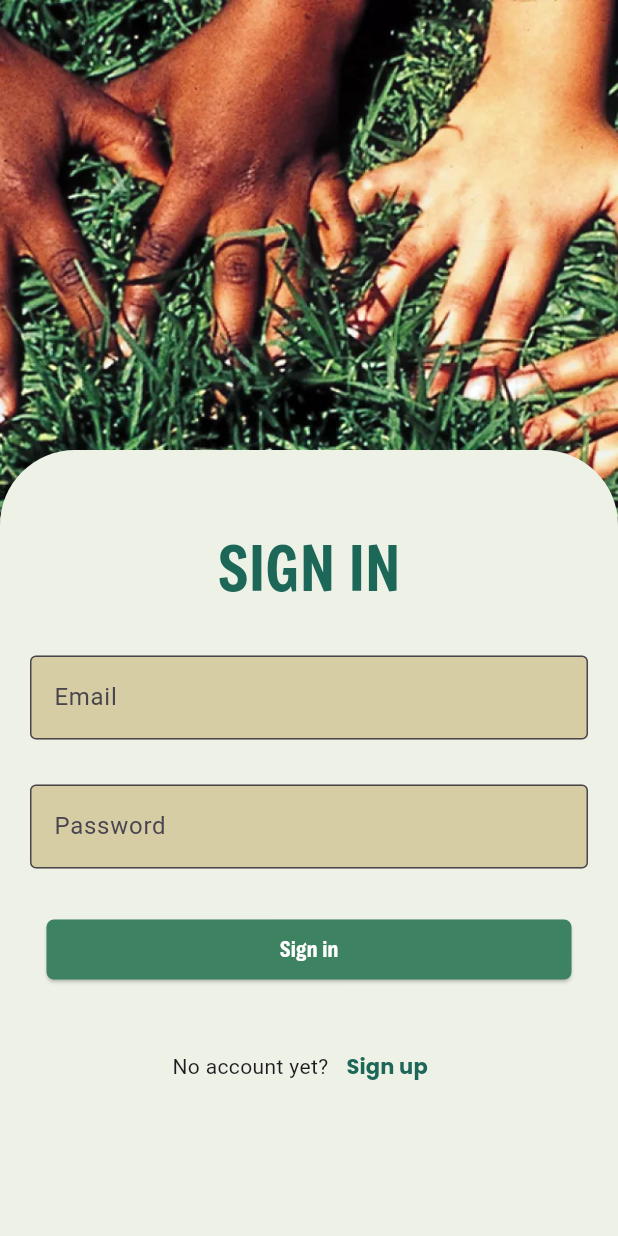
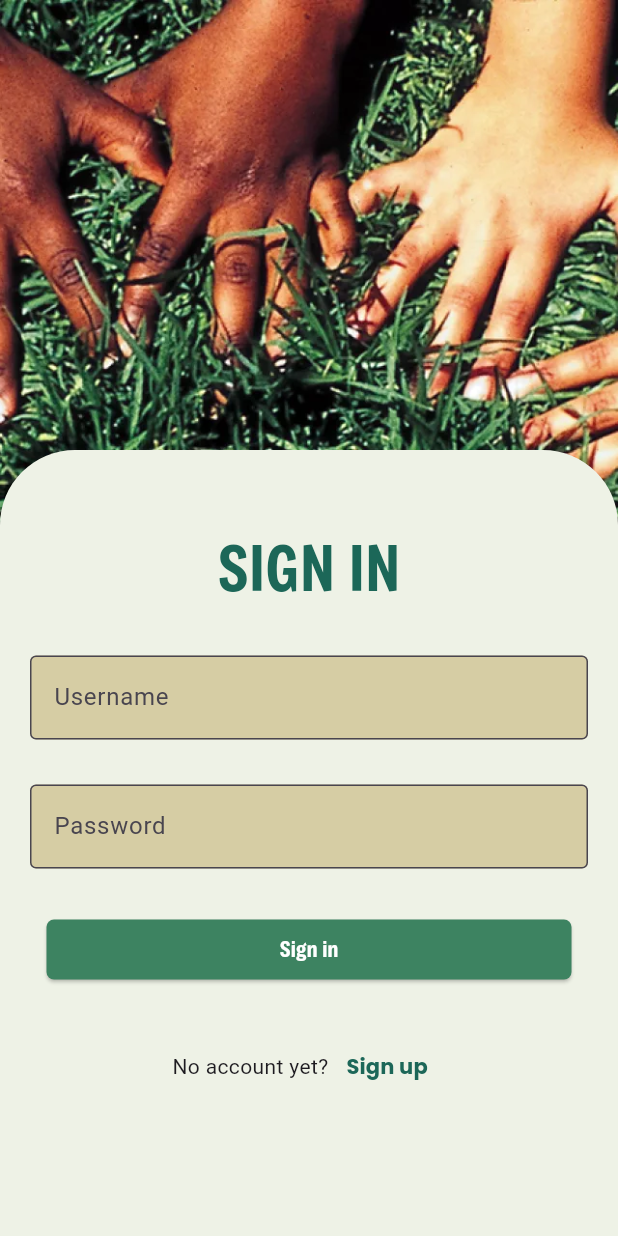
Before and after one commit to MNAutriz/CMSC23-U4L-GROUP2, a Flutter app: the screen it shows after launch, on a phone screen of 412 x 824 dp. Run offline on Flutter 3.47's test engine with Material 3 defaults, Android fonts, the phone set to English and light mode, and no system bars; our stand-ins replace cloud_firestore, firebase_auth, firebase_core; accounts and stored records are empty.

Commit message:
ui: Edited some form text

```diff
--- a/lib/pages/signpage/signin_page.dart
+++ b/lib/pages/signpage/signin_page.dart
@@ -81,12 +81,12 @@ class _SignInPageState extends State<SignInPage> {
               filled: true,
               fillColor: Color(0xFFD6CDA4),
               border: OutlineInputBorder(),
-              label: Text("Email"),
-              hintText: "donate@gmail.com"),
+              label: Text("Username"),
+              hintText: "Enter your username/email"),
           onSaved: (value) => setState(() => email = value),
           validator: (value) {
             if (value == null || value.isEmpty) {
-              return "Please enter your email";
+              return "Please enter your username/email";
             }
             return null;
           },
--- a/lib/pages/signpage/signup_page.dart
+++ b/lib/pages/signpage/signup_page.dart
@@ -212,7 +212,7 @@ class _SignUpState extends State<SignUpPage> {
         child: Row(
           mainAxisAlignment: MainAxisAlignment.center,
           children: [
-            const Text("Are you an organization?"),
+            const Text("Have an organization?"),
             TextButton(
                 onPressed: () {
                   Navigator.push(
```
